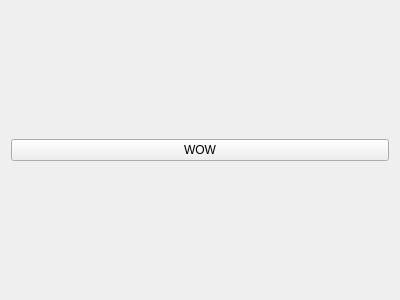
Old version of the form CRIMSONSolver/BoundaryConditions/ui/WOW.ui in the repository rkhlebnikov/CRIMSONPythonModules.
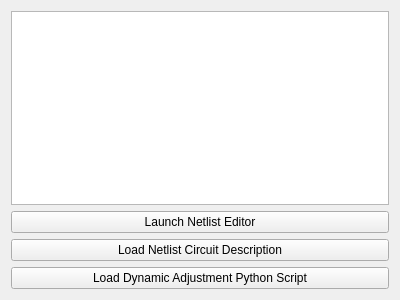
New version of the form.

Commit message: Launch of Netlist Editor, and loading of circuit specification and circuit dynamics scripts into the GUI

The edit to the form file:
```diff
--- a/CRIMSONSolver/BoundaryConditions/ui/WOW.ui
+++ b/CRIMSONSolver/BoundaryConditions/ui/WOW.ui
@@ -15,9 +15,33 @@
   </property>
   <layout class="QVBoxLayout" name="verticalLayout">
    <item>
-    <widget class="QPushButton" name="WOW">
+    <widget class="QTextBrowser" name="NetlistLoadedFileInfo">
+     <property name="sizePolicy">
+      <sizepolicy hsizetype="Expanding" vsizetype="Expanding">
+       <horstretch>0</horstretch>
+       <verstretch>0</verstretch>
+      </sizepolicy>
+     </property>
+    </widget>
+   </item>
+   <item>
+    <widget class="QPushButton" name="NetlistEditorLaunchWidget">
      <property name="text">
-      <string>WOW</string>
+      <string>Launch Netlist Editor</string>
+     </property>
+    </widget>
+   </item>
+   <item>
+    <widget class="QPushButton" name="NetlistDescriptionLoaderWidget">
+     <property name="text">
+      <string>Load Netlist Circuit Description</string>
+     </property>
+    </widget>
+   </item>
+   <item>
+    <widget class="QPushButton" name="NetlistDynamicAdjustmentLoaderWidget">
+     <property name="text">
+      <string>Load Dynamic Adjustment Python Script</string>
      </property>
     </widget>
    </item>
```
The commit also changes 3 other files.
